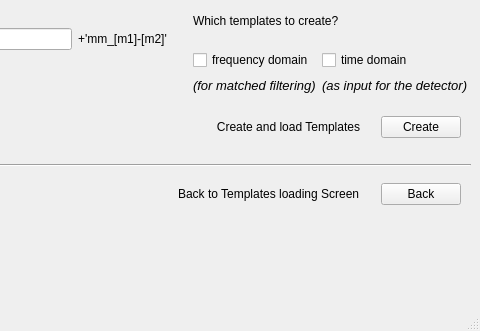
Qt form create_screen.ui (mdaamKIT/MatchedFilter) before a commit; both pictures show x 599 to 1079 and y 262 to 593 of the 1079 by 593 pixel window.
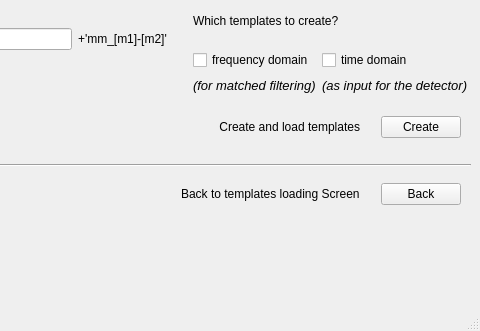
The same form after that commit.

Patch:
```diff
--- a/create_screen.ui
+++ b/create_screen.ui
@@ -655,7 +655,7 @@
         <item>
          <widget class="QLabel" name="label_create">
           <property name="text">
-           <string>Create and load Templates</string>
+           <string>Create and load templates</string>
           </property>
           <property name="alignment">
            <set>Qt::AlignRight|Qt::AlignTrailing|Qt::AlignVCenter</set>
@@ -726,7 +726,7 @@
       <item>
        <widget class="QLabel" name="label_back">
         <property name="text">
-         <string>Back to Templates loading Screen</string>
+         <string>Back to templates loading Screen</string>
         </property>
        </widget>
       </item>
```
